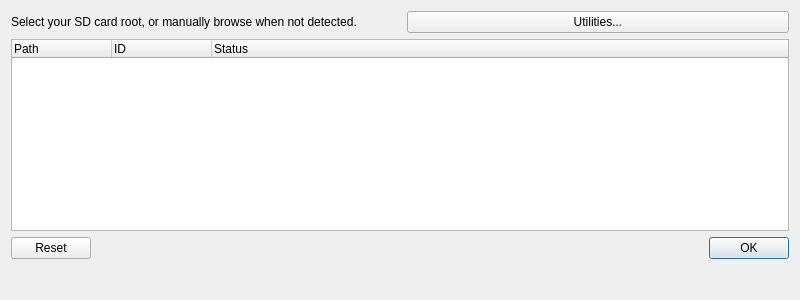
Qt form src/frontend/main.ui (zhaowenlan1779/threeSD) before a commit.
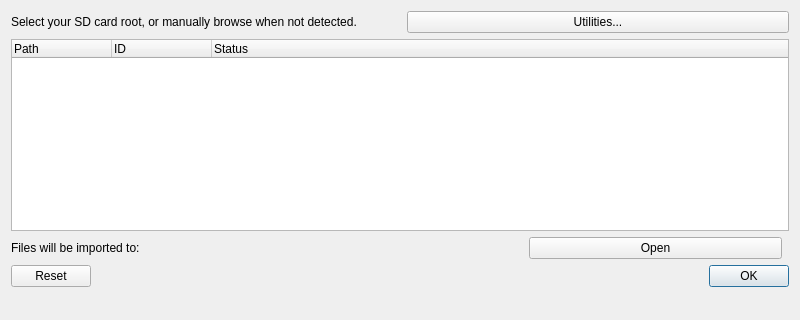
The same form after that commit.

Commit message: Add import destination indicator

```diff
--- a/src/frontend/main.ui
+++ b/src/frontend/main.ui
@@ -7,7 +7,7 @@
     <x>0</x>
     <y>0</y>
     <width>800</width>
-    <height>300</height>
+    <height>320</height>
    </rect>
   </property>
   <property name="windowTitle">
@@ -58,6 +58,34 @@
      </column>
     </widget>
    </item>
+   <item>
+    <layout class="QHBoxLayout">
+     <item>
+      <widget class="QLabel">
+       <property name="text">
+        <string>Files will be imported to: </string>
+       </property>
+      </widget>
+     </item>
+     <item>
+      <widget class="QLabel" name="importDestination"/>
+     </item>
+     <item>
+      <widget class="QPushButton" name="importDestinationButton">
+       <property name="text">
+        <string>Open</string>
+       </property>
+      </widget>
+     </item>
+     <item>
+      <spacer>
+       <property name="orientation">
+        <enum>Qt::Horizontal</enum>
+       </property>
+      </spacer>
+     </item>
+    </layout>
+   </item>
    <item>
     <widget class="QDialogButtonBox" name="buttonBox">
      <property name="standardButtons">
```
The commit also changes 1 other file.
